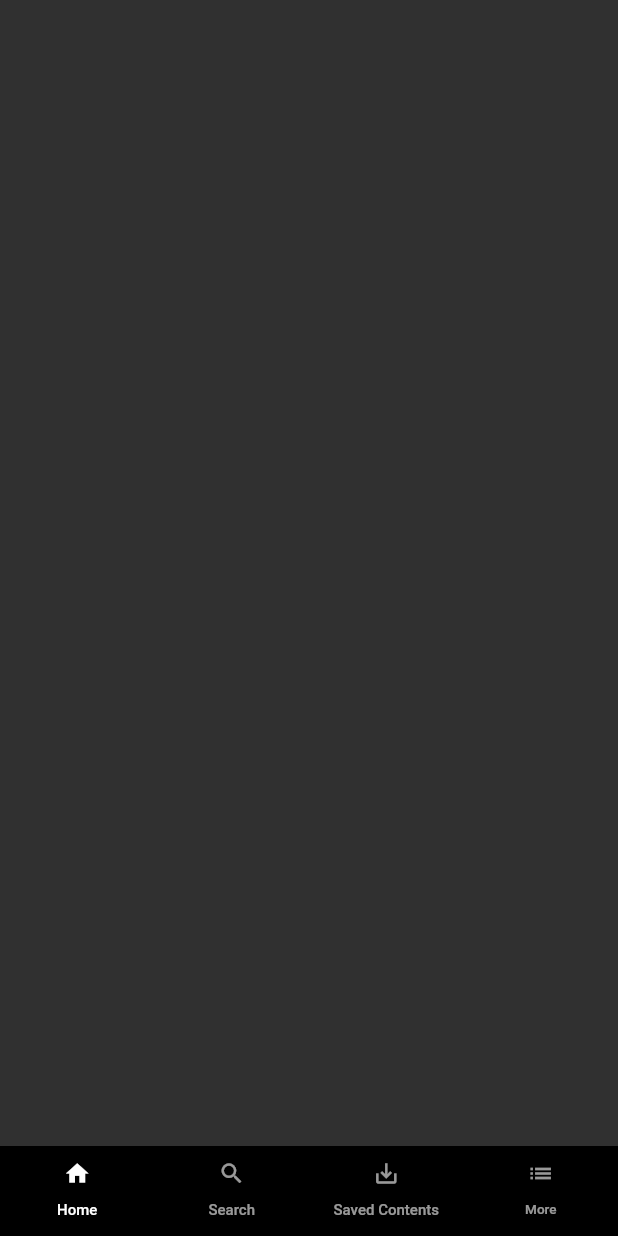
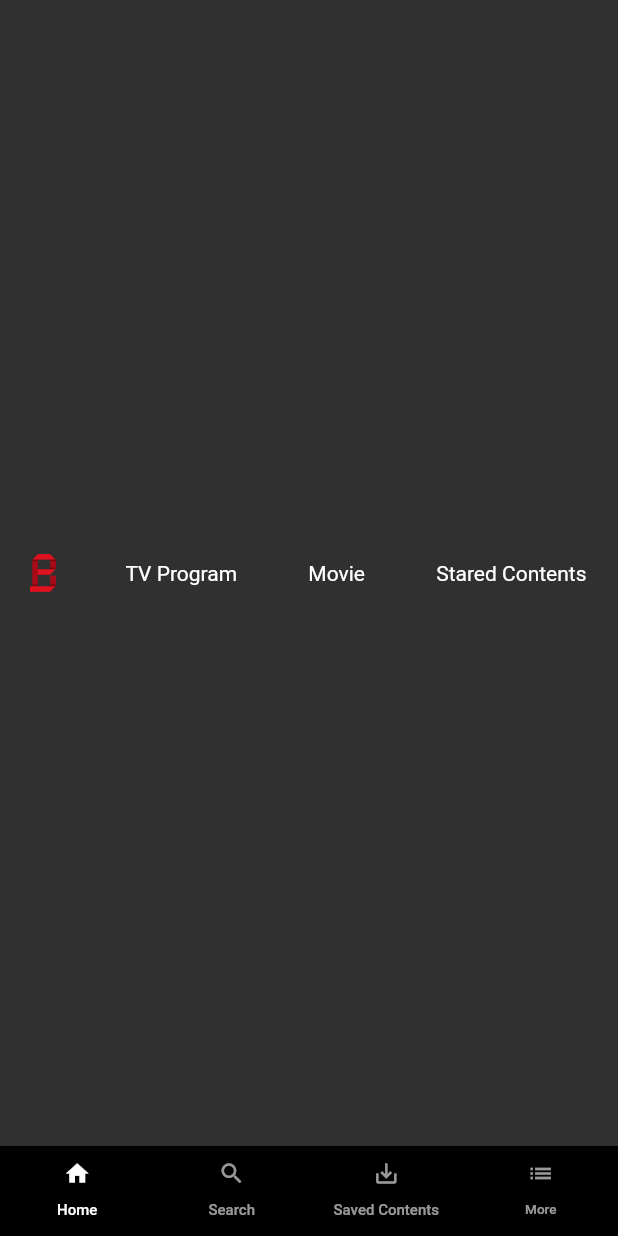
Before and after one commit to Lukious/Lukiflix_flutter, a Flutter app: the screen it shows after launch, on a phone screen of 412 x 824 dp. Run offline on Flutter 3.47's test engine with Material 2 defaults, Android fonts, the phone set to English and light mode, and no system bars.

Commit message:
update tapbar

```diff
--- a/flutter_world/lib/main.dart
+++ b/flutter_world/lib/main.dart
@@ -1,7 +1,5 @@
 import 'package:flutter/material.dart';
-
-import 'package:flutter/material.dart';
-//import 'package:flutterworld/screen/home_screen.dart';
+import 'package:flutterworld/screen/home_screen.dart';
 //import 'package:flutterworld/screen/like_screen.dart';
 //import 'package:flutterworld/screen/more_screen.dart';
 //import 'package:flutterworld/screen/search_screen.dart';
@@ -30,6 +28,10 @@ class _MyAppState extends State<MyApp> {
           body: TabBarView(
             physics: NeverScrollableScrollPhysics(),
             children: <Widget>[
+              HomeScreen(),
+              Container(child: Center(child: Text('Search'),),),
+              Container(child: Center(child: Text('Save'),),),
+              Container(child: Center(child: Text('More'),),),
               //HomeScreen(),
               //SearchScreen(),
               //LikeScreen(),
--- /dev/null
+++ b/flutter_world/lib/screen/home_screen.dart
@@ -0,0 +1,52 @@
+import 'package:flutter/material.dart';
+
+class HomeScreen extends StatefulWidget{
+  _HomeScreenState createState() => _HomeScreenState();
+}
+
+class _HomeScreenState extends State<HomeScreen> {
+  @override
+  void initState(){
+    super.initState();
+  }
+
+  @override
+  Widget build(BuildContext context) {
+    return TapBar();
+  }
+}
+
+class TapBar extends StatelessWidget{
+  @override
+  Widget build(BuildContext context) {
+    // TODO: implement build
+    return Container(
+      padding: EdgeInsets.fromLTRB(20, 7, 20, 7),
+      child: Row(
+        mainAxisAlignment: MainAxisAlignment.spaceBetween,
+        children: <Widget>[
+        Image.asset('images/bbongflix_logo.png', fit: BoxFit.contain, height: 25,),
+        Container(
+          padding: EdgeInsets.only(right: 1),
+          child: Text(
+            'TV Program',
+            style: TextStyle(fontSize: 14),
+          ),
+        ), Container(
+          padding: EdgeInsets.only(right: 1),
+          child: Text(
+            'Movie',
+            style: TextStyle(fontSize: 14),
+          ),
+        ), Container(
+          padding: EdgeInsets.only(right: 1),
+          child: Text(
+            'Stared Contents',
+            style: TextStyle(fontSize: 14),
+          ),
+        ),
+        ],
+      )
+    );
+  }
+}
--- a/flutter_world/pubspec.yaml
+++ b/flutter_world/pubspec.yaml
@@ -41,9 +41,8 @@ flutter:
   uses-material-design: true
 
   # To add assets to your application, add an assets section, like this:
-  # assets:
-  #  - images/a_dot_burr.jpeg
-  #  - images/a_dot_ham.jpeg
+  assets:
+   - images/bbongflix_logo.png
 
   # An image asset can refer to one or more resolution-specific "variants", see
   # https://flutter.dev/assets-and-images/#resolution-aware.
```
Also changed, not shown: flutter_world/images/bbongflix_logo.png (added), flutter_world/images/test_movie_1.png (added).
